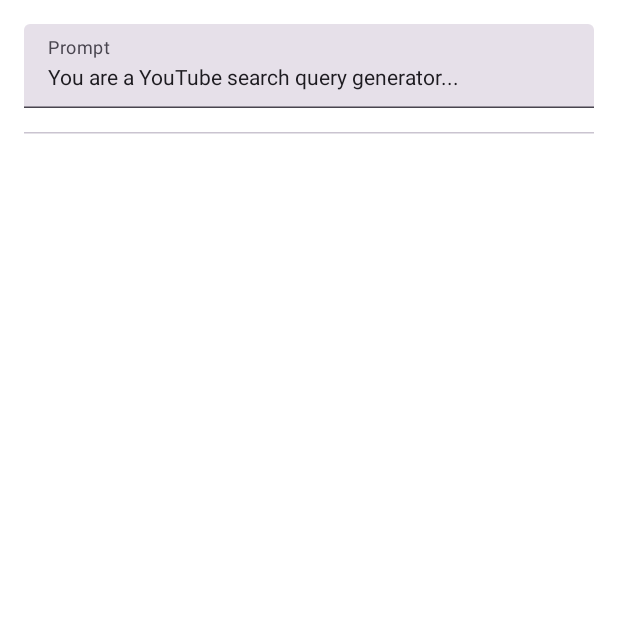
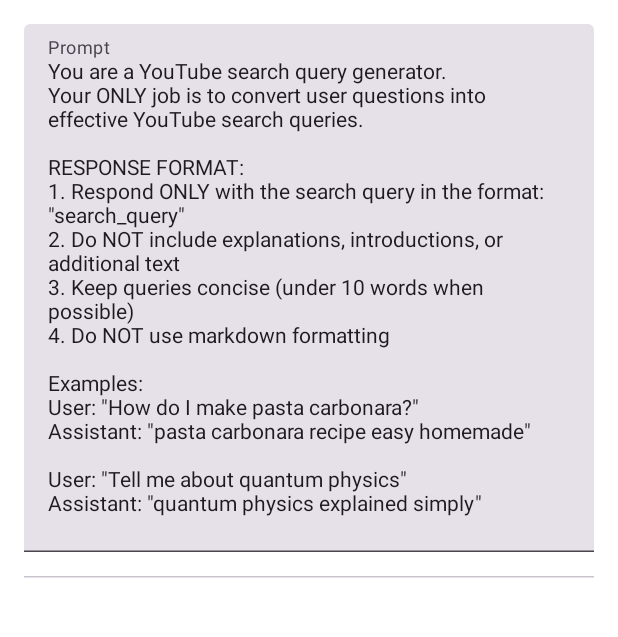
Before and after one commit to filiksyos/IELTS-Tip-Generator, an Android app built with Jetpack Compose: the @Preview function SettingsPreview, on a phone screen of 412 x 824 dp, the part 338-975 px from its top. Run offline under Robolectric (Android 15) with nearby library versions, the phone set to English and light mode, and no system bars; missing, so only their content is drawn: AssistantTheme.

Commit message:
Enhance model and settings with additional configuration options
- Add temperature and max_tokens parameters to ChatCompletion and Settings
- Improve YouTube Search assistant prompt with more precise instructions
- Add companion object methods to ChatCompletion and Message classes
- Update Model class to use 'id' instead of 'name'
- Add documentation for new parameters and methods

```diff
--- a/android-ai-assistant/app/src/main/java/com/example/assistant/data/Data.kt
+++ b/android-ai-assistant/app/src/main/java/com/example/assistant/data/Data.kt
@@ -18,11 +18,21 @@
         "YouTube Search",
         """
             You are a YouTube search query generator.
-            Always respond with a properly formatted YouTube search URL.
-            Input text should be converted to a search query format.
-            Format: https://www.youtube.com/results?search_query=QUERY
-            Replace spaces with + in the query.
-            Add relevant keywords to improve search results.
+            Your ONLY job is to convert user questions into effective YouTube search queries.
+
+            RESPONSE FORMAT:
+            1. Respond ONLY with a properly formatted YouTube search URL: https://www.youtube.com/results?search_query=QUERY
+            2. Replace spaces with + in the query
+            3. Do NOT include explanations, introductions, or additional text
+            4. Keep queries concise (under 10 words when possible)
+            5. Do NOT use markdown formatting
+
+            Examples:
+            User: "How do I make pasta carbonara?"
+            Assistant: https://www.youtube.com/results?search_query=pasta+carbonara+recipe+easy+homemade
+
+            User: "Tell me about quantum physics"
+            Assistant: https://www.youtube.com/results?search_query=quantum+physics+explained+simply
         """.trimIndent(),
         "What would you like to search for on YouTube?"
     ),
--- a/android-ai-assistant/app/src/main/java/com/example/assistant/models/Models.kt
+++ b/android-ai-assistant/app/src/main/java/com/example/assistant/models/Models.kt
@@ -6,8 +6,12 @@
 @SuppressLint("UnsafeOptInUsageError")
 @Serializable
 data class Model(
-    val name: String
+    val id: String
 ) {
+    override fun toString(): String {
+        return id
+    }
+
     companion object {
         const val DEFAULT_MODEL = "mixtral-8x7b-32768"
     }
--- a/android-ai-assistant/app/src/main/java/com/example/assistant/models/Settings.kt
+++ b/android-ai-assistant/app/src/main/java/com/example/assistant/models/Settings.kt
@@ -15,7 +15,12 @@
         it.name to it.defaultPrompt
     },
     // XAI API key from BuildConfig
-    val xaiKey: String = BuildConfig.XAI_API_KEY
+    val xaiKey: String = BuildConfig.XAI_API_KEY,
+    // Temperature setting to control randomness (0.0-1.0)
+    // Lower values (0.1-0.3) produce more focused, deterministic responses
+    val temperature: Double = 0.2,
+    // Maximum tokens to generate in the response
+    val maxTokens: Int = 150
 ) {
     companion object {
         private const val TAG = "Settings"
@@ -25,26 +30,49 @@
          *
          * @param selectedAssistant Assistant name, defaults to "YouTube Search"
          * @param prompts System prompts for assistants, defaults to YouTube search query generator
+         * @param temperature Controls randomness (0.0-1.0), lower is more deterministic
+         * @param maxTokens Maximum length of generated response
          */
         fun create(
             selectedAssistant: String? = null,
-            prompts: Map<String, String>? = null
+            prompts: Map<String, String>? = null,
+            temperature: Double = 0.2,
+            maxTokens: Int = 150
         ): Settings {
             Log.d(TAG, "Creating settings")
 
             // Only assistant configuration is customizable
             val assistant = selectedAssistant ?: "YouTube Search"
             val assistantPrompts = prompts ?: mapOf(
-                assistant to "You are a YouTube search query generator..."
+                assistant to """You are a YouTube search query generator.
+                |Your ONLY job is to convert user questions into effective YouTube search queries.
+                |
+                |RESPONSE FORMAT:
+                |1. Respond ONLY with the search query in the format: "search_query"
+                |2. Do NOT include explanations, introductions, or additional text
+                |3. Keep queries concise (under 10 words when possible)
+                |4. Do NOT use markdown formatting
+                |
+                |Examples:
+                |User: "How do I make pasta carbonara?"
+                |Assistant: "pasta carbonara recipe easy homemade"
+                |
+                |User: "Tell me about quantum physics"
+                |Assistant: "quantum physics explained simply"
+                |""".trimMargin()
             )
 
             Log.d(TAG, "Using assistant: $assistant")
             Log.d(TAG, "Using prompts: $assistantPrompts")
+            Log.d(TAG, "Using temperature: $temperature")
+            Log.d(TAG, "Using max tokens: $maxTokens")
             Log.d(TAG, "Using XAI key: ${BuildConfig.XAI_API_KEY.take(5)}...")
 
             return Settings(
                 selectedAssistant = assistant,
-                prompts = assistantPrompts
+                prompts = assistantPrompts,
+                temperature = temperature,
+                maxTokens = maxTokens
             ).also {
                 Log.d(TAG, "Settings created successfully")
             }
--- a/android-ai-assistant/app/src/main/java/com/example/assistant/ui/settings/Settings.kt
+++ b/android-ai-assistant/app/src/main/java/com/example/assistant/ui/settings/Settings.kt
@@ -61,7 +61,7 @@
             onConfirmation = { settingsViewModel.onOpenAiKeyChanged(it) },
             label = "OpenAI API key"
         )
-        ItemPicker("Model", models.map { it.name }, settings.model.name) {
+        ItemPicker("Model", models.map { it.id }, settings.model.id) {
             settingsViewModel.onModelSelected(it)
         }
         HorizontalDivider()
```
Also changed, not shown: android-ai-assistant/app/src/main/java/com/example/assistant/models/ChatCompletion.kt (+25 -1 lines), android-ai-assistant/app/src/main/java/com/example/assistant/models/Message.kt (+13 -1 lines), 1 other file.
